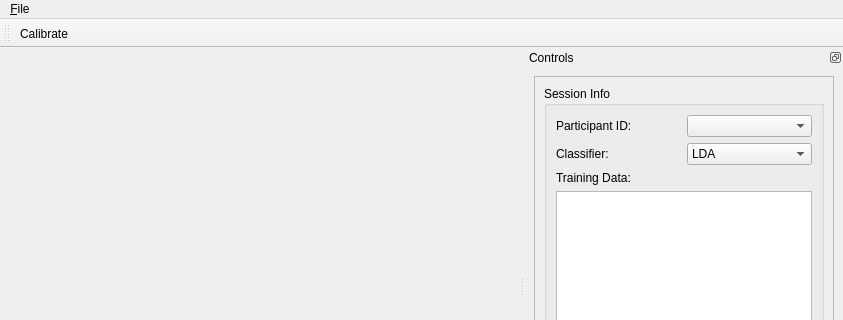
First picture: the form in pygesture/ui/rtgui_template.ui, repository ixjlyons/pygesture, before the edit; both pictures show x 0 to 843 and y 0 to 320 of the 843 by 545 pixel window.
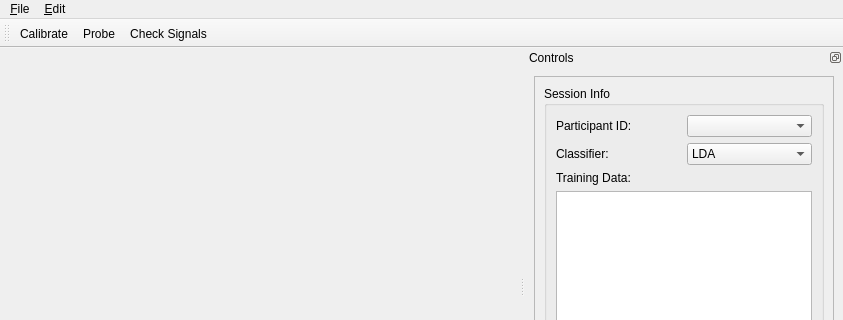
Second picture: the form after the edit. Icons and pictures are not drawn. Custom widgets are drawn as their Qt base class.

Commit message: More work on settings UI. Added script to build all UI code at once.

```diff
--- a/pygesture/ui/rtgui_template.ui
+++ b/pygesture/ui/rtgui_template.ui
@@ -51,7 +51,14 @@
     </property>
     <addaction name="action_Quit"/>
    </widget>
+   <widget class="QMenu" name="menu_Edit">
+    <property name="title">
+     <string>&amp;Edit</string>
+    </property>
+    <addaction name="actionSettings"/>
+   </widget>
    <addaction name="menu_File"/>
+   <addaction name="menu_Edit"/>
   </widget>
   <widget class="QStatusBar" name="statusbar"/>
   <widget class="QDockWidget" name="mainDock">
@@ -208,9 +215,11 @@
     <enum>TopToolBarArea</enum>
    </attribute>
    <attribute name="toolBarBreak">
-    <bool>false</bool>
+    <bool>true</bool>
    </attribute>
    <addaction name="actionCalibrate"/>
+   <addaction name="actionProbe"/>
+   <addaction name="actionCheck_Signals"/>
   </widget>
   <action name="action_Quit">
    <property name="icon">
@@ -242,6 +251,21 @@
     <string>Calibrate input signals</string>
    </property>
   </action>
+  <action name="actionSettings">
+   <property name="text">
+    <string>Settings...</string>
+   </property>
+  </action>
+  <action name="actionProbe">
+   <property name="text">
+    <string>Probe...</string>
+   </property>
+  </action>
+  <action name="actionCheck_Signals">
+   <property name="text">
+    <string>Check Signals</string>
+   </property>
+  </action>
  </widget>
  <customwidgets>
   <customwidget>
```
Left out of the diff: 10 changed lines with no effect on the pictures. The commit also changes 5 other files.
